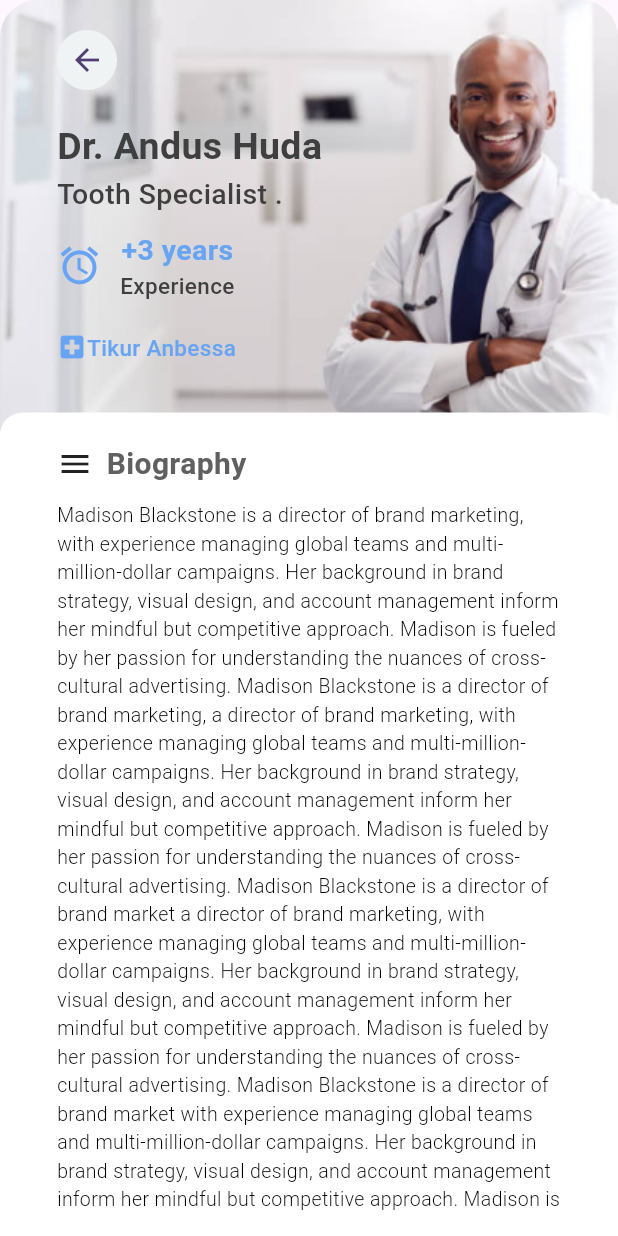
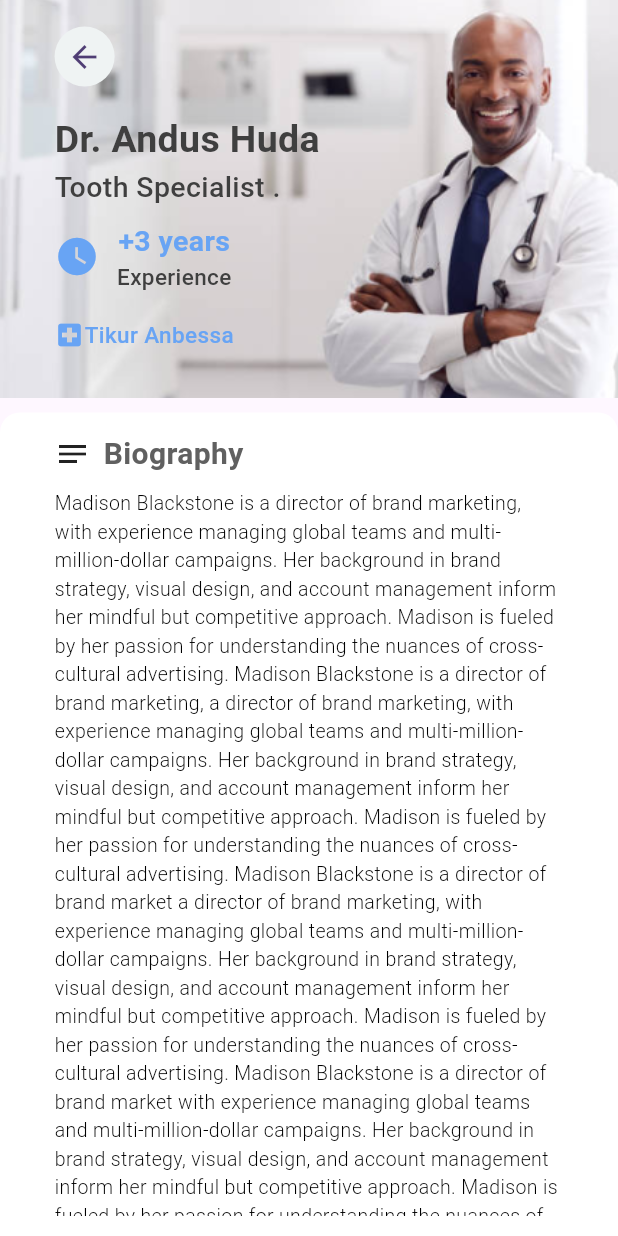
Before and after one commit to tamiratdereje/hakim_hub_mobile, a Flutter app: the DoctorDetailPage screen opened directly, on a phone screen of 412 x 824 dp. Run offline on Flutter 3.47's test engine with Material 2 defaults, Android fonts, the phone set to English and light mode, and no system bars; our stand-ins replace dartz, equatable, flutter_bloc, internet_connection_checker.

Commit message:
make the size dynamic for responsiveness

```diff
--- a/hakim_hub_mobile/lib/core/shared_widgets/bottom_nav.dart
+++ b/hakim_hub_mobile/lib/core/shared_widgets/bottom_nav.dart
@@ -5,10 +5,12 @@ import 'package:flutter_bloc/flutter_bloc.dart';
 import 'package:hakim_hub_mobile/core/utils/colors.dart';
 import 'package:hakim_hub_mobile/core/utils/icons.dart';
 
+import '../../features/doctor/presentation/screen/doctor_detail_page.dart';
+
 class BottomNav extends StatefulWidget {
   List<Widget> pages = [
     const HomePage(),
-    const HomePage(),
+    const DoctorDetailPage(),
     const HomePage(),
   ];
   int index = 0;
--- a/hakim_hub_mobile/lib/core/utils/icons.dart
+++ b/hakim_hub_mobile/lib/core/utils/icons.dart
@@ -8,10 +8,25 @@ const Icon send = Icon(Icons.send);
 const Icon location = Icon(Icons.location_on);
 const Icon search = Icon(Icons.search_outlined);
 const Icon star = Icon(Icons.star_border);
-const Icon clock = Icon(Icons.watch_later);
+const Icon clock = Icon(
+  Icons.watch_later,
+  color: Color(0XFF68A4F4),
+  size: 30,
+);
 const Icon running = Icon(Icons.directions_walk_outlined);
 const Icon backIcon = Icon(Icons.arrow_circle_left);
 const Icon email = Icon(Icons.email);
 const Icon direction = Icon(Icons.directions);
 const Icon phone = Icon(Icons.phone);
 const Icon biography = Icon(Icons.notes_outlined);
+
+const Icon hospitalsIcon = Icon(
+  Icons.local_hospital,
+  color: Color(0XFF68A4F4),
+  size: 20,
+);
+
+const Icon educationIcon = Icon(
+  Icons.cast_for_education,
+  size: 30,
+);
--- a/hakim_hub_mobile/lib/features/doctor/presentation/screen/doctor_detail_page.dart
+++ b/hakim_hub_mobile/lib/features/doctor/presentation/screen/doctor_detail_page.dart
@@ -1,5 +1,7 @@
 import 'package:flutter/material.dart';
+import 'package:hakim_hub_mobile/core/utils/icons.dart';
 
+import '../../../../core/utils/colors.dart';
 import '../../../../core/utils/ui_converter.dart';
 
 class DoctorDetailPage extends StatefulWidget {
@@ -22,30 +24,28 @@ class _DoctorDetailPageState extends State<DoctorDetailPage> {
               width: double.infinity,
             )),
             Container(
-            height: 300,
+              height: UIConverter.getComponentHeight(context, 300),
               decoration: const BoxDecoration(
                 image: DecorationImage(
                   image: AssetImage("assets/images/doctor_image.png"),
                   fit: BoxFit.cover,
                 ),
-              borderRadius: BorderRadius.only(
-                topLeft: Radius.circular(25),
-                topRight: Radius.circular(25),
               ),
-            ),
-            child: const Padding(
-              padding: EdgeInsets.only(left: 38, top: 20),
+              child: Padding(
+                padding: EdgeInsets.only(
+                    left: UIConverter.getComponentWidth(context, 38),
+                    top: UIConverter.getComponentHeight(context, 20)),
                 child: Column(
                   crossAxisAlignment: CrossAxisAlignment.start,
                   children: [
-                  CircleAvatar(
+                    const CircleAvatar(
                       child: Icon(Icons.arrow_back),
-                    backgroundColor: Color(0XFFEFF3F3),
+                      backgroundColor: backgroundColor,
                     ),
                     SizedBox(
-                    height: 20,
+                      height: UIConverter.getComponentHeight(context, 20),
                     ),
-                  Text(
+                    const Text(
                       "Dr. Andus Huda",
                       style: TextStyle(
                           fontWeight: FontWeight.w700,
@@ -53,26 +53,22 @@ class _DoctorDetailPageState extends State<DoctorDetailPage> {
                           fontSize: 25),
                       maxLines: 1,
                     ),
-                  Text("Tooth Specialist .",
+                    const Text("Tooth Specialist .",
                         style: TextStyle(
                             fontWeight: FontWeight.w500,
                             color: Color(0XFF3F3F3F),
                             fontSize: 19),
                         maxLines: 1),
                     SizedBox(
-                    height: 10,
+                      height: UIConverter.getComponentHeight(context, 10),
                     ),
                     Row(
                       children: [
-                      Icon(
-                        Icons.access_alarm,
-                        color: Color(0XFF68A4F4),
-                        size: 30,
+                        clock,
+                        SizedBox(
+                          width: UIConverter.getComponentWidth(context, 12),
                         ),
-                      SizedBox(
-                        width: 12,
-                      ),
-                      Column(
+                        const Column(
                           children: [
                             Text("+3 years",
                                 style: TextStyle(
@@ -91,15 +87,11 @@ class _DoctorDetailPageState extends State<DoctorDetailPage> {
                       ],
                     ),
                     SizedBox(
-                    height: 20,
+                      height: UIConverter.getComponentHeight(context, 20),
                     ),
-                  Row(
+                    const Row(
                       children: [
-                      Icon(
-                        Icons.local_hospital,
-                        color: Color(0XFF68A4F4),
-                        size: 20,
-                      ),
+                        hospitalsIcon,
                         Text("Tikur Anbessa",
                             style: TextStyle(
                               fontWeight: FontWeight.w500,
@@ -119,24 +111,29 @@ class _DoctorDetailPageState extends State<DoctorDetailPage> {
               left: 0,
               right: 0,
               child: Container(
-              padding: const EdgeInsets.only(
-                  left: 38, right: 38, bottom: 15, top: 20),
-              decoration: const BoxDecoration(
-                  color: Colors.white,
+                padding: EdgeInsets.only(
+                    left: UIConverter.getComponentWidth(context, 38),
+                    right: UIConverter.getComponentWidth(context, 38),
+                    bottom: UIConverter.getComponentHeight(context, 15),
+                    top: UIConverter.getComponentHeight(context, 15)),
+                decoration: BoxDecoration(
+                    color: secondryTextColor,
                     borderRadius: BorderRadius.only(
-                      topLeft: Radius.circular(15),
-                      topRight: Radius.circular(15))),
-              child: const SingleChildScrollView(
-                physics: AlwaysScrollableScrollPhysics(),
+                        topLeft: Radius.circular(
+                            UIConverter.getComponentHeight(context, 15)),
+                        topRight: Radius.circular(
+                            UIConverter.getComponentHeight(context, 15)))),
+                child: SingleChildScrollView(
+                  physics: const AlwaysScrollableScrollPhysics(),
                   child: Column(
                     children: [
                       Row(
                         children: [
-                        Icon(Icons.menu),
+                          biography,
                           SizedBox(
-                          width: 9,
+                            width: UIConverter.getComponentWidth(context, 9),
                           ),
-                        Text("Biography",
+                          const Text("Biography",
                               style: TextStyle(
                                   fontWeight: FontWeight.w600,
                                   color: Color(0XFF606060),
@@ -145,9 +142,9 @@ class _DoctorDetailPageState extends State<DoctorDetailPage> {
                         ],
                       ),
                       SizedBox(
-                      height: 10,
+                        height: UIConverter.getComponentHeight(context, 10),
                       ),
-                    Text(
+                      const Text(
                         "Madison Blackstone is a director of brand marketing, with experience managing global teams and multi-million-dollar campaigns. Her background in brand strategy, visual design, and account management inform her mindful but competitive approach. Madison is fueled by her passion for understanding the nuances of cross-cultural advertising. Madison Blackstone is a director of brand marketing, a director of brand marketing, with experience managing global teams and multi-million-dollar campaigns. Her background in brand strategy, visual design, and account management inform her mindful but competitive approach. Madison is fueled by her passion for understanding the nuances of cross-cultural advertising. Madison Blackstone is a director of brand market a director of brand marketing, with experience managing global teams and multi-million-dollar campaigns. Her background in brand strategy, visual design, and account management inform her mindful but competitive approach. Madison is fueled by her passion for understanding the nuances of cross-cultural advertising. Madison Blackstone is a director of brand market with experience managing global teams and multi-million-dollar campaigns. Her background in brand strategy, visual design, and account management inform her mindful but competitive approach. Madison is fueled by her passion for understanding the nuances of cross-cultural advertising. ",
                         style: TextStyle(
                             fontWeight: FontWeight.w300,
@@ -155,15 +152,15 @@ class _DoctorDetailPageState extends State<DoctorDetailPage> {
                             fontSize: 13),
                       ),
                       SizedBox(
-                      height: 30,
+                        height: UIConverter.getComponentHeight(context, 30),
                       ),
                       Row(
                         children: [
                           Icon(Icons.cast_for_education),
                           SizedBox(
-                          width: 10,
+                            width: UIConverter.getComponentWidth(context, 10),
                           ),
-                        Text(
+                          const Text(
                             "Education",
                             style: TextStyle(
                                 fontWeight: FontWeight.w600,
@@ -173,23 +170,23 @@ class _DoctorDetailPageState extends State<DoctorDetailPage> {
                         ],
                       ),
                       SizedBox(
-                      height: 10,
+                        height: UIConverter.getComponentHeight(context, 10),
                       ),
                       Row(
                         children: [
-                        Icon(
+                          const Icon(
                             Icons.cast_for_education,
                             size: 30,
                           ),
                           SizedBox(
-                          width: 6,
+                            width: UIConverter.getComponentWidth(context, 6),
                           ),
                           Column(
                             crossAxisAlignment: CrossAxisAlignment.start,
                             children: [
                               Row(
                                 children: [
-                                Text(
+                                  const Text(
                                     "Bachelor of Medicine",
                                     style: TextStyle(
                                         fontWeight: FontWeight.w600,
@@ -197,9 +194,10 @@ class _DoctorDetailPageState extends State<DoctorDetailPage> {
                                         fontSize: 14),
                                   ),
                                   SizedBox(
-                                  width: 7,
+                                    width: UIConverter.getComponentWidth(
+                                        context, 7),
                                   ),
-                                Text(
+                                  const Text(
                                     "Oct 2016 - Oct 2019",
                                     style: TextStyle(
                                         fontStyle: FontStyle.italic,
@@ -209,7 +207,7 @@ class _DoctorDetailPageState extends State<DoctorDetailPage> {
                                   )
                                 ],
                               ),
-                            Text(
+                              const Text(
                                 "University of Indonesia",
                                 style: TextStyle(
                                     fontWeight: FontWeight.w500,
@@ -221,23 +219,20 @@ class _DoctorDetailPageState extends State<DoctorDetailPage> {
                         ],
                       ),
                       SizedBox(
-                      height: 10,
+                        height: UIConverter.getComponentHeight(context, 10),
                       ),
                       Row(
                         children: [
-                        Icon(
-                          Icons.cast_for_education,
-                          size: 30,
-                        ),
+                          educationIcon,
                           SizedBox(
-                          width: 6,
+                            width: UIConverter.getComponentWidth(context, 6),
                           ),
                           Column(
                             crossAxisAlignment: CrossAxisAlignment.start,
                             children: [
                               Row(
                                 children: [
-                                Text(
+                                 const Text(
                                     "Bachelor of Medicine",
                                     style: TextStyle(
                                         fontWeight: FontWeight.w600,
@@ -245,9 +240,9 @@ class _DoctorDetailPageState extends State<DoctorDetailPage> {
                                         fontSize: 14),
                                   ),
                                   SizedBox(
-                                  width: 7,
+                                    width: UIConverter.getComponentWidth(context, 7) ,
                                   ),
-                                Text(
+                                  const Text(
                                     "Oct 2016 - Oct 2019",
                                     style: TextStyle(
                                         fontStyle: FontStyle.italic,
@@ -257,7 +252,7 @@ class _DoctorDetailPageState extends State<DoctorDetailPage> {
                                   )
                                 ],
                               ),
-                            Text(
+                              const Text(
                                 "University of Indonesia",
                                 style: TextStyle(
                                     fontWeight: FontWeight.w500,
@@ -275,6 +270,7 @@ class _DoctorDetailPageState extends State<DoctorDetailPage> {
             ),
           ],
         ),
-    ));
+      ),
+    );
   }
 }
--- a/hakim_hub_mobile/lib/main.dart
+++ b/hakim_hub_mobile/lib/main.dart
@@ -18,7 +18,7 @@ class MyApp extends StatelessWidget {
         colorScheme: ColorScheme.fromSeed(seedColor: Colors.deepPurple),
         useMaterial3: true,
       ),
-      home: const DoctorDetailPage(),
+      home: BottomNav(),
     );
   }
 }
```
Also changed, not shown: hakim_hub_mobile/pubspec.lock (added). Lines whose indentation alone changed are shown as unchanged.
